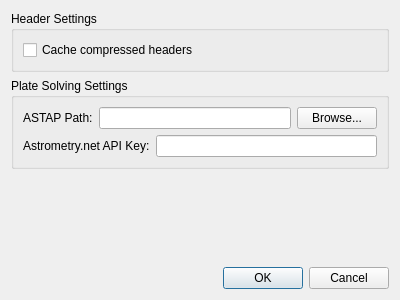
First picture: the form in photonfinder/ui/SettingsDialog.ui, repository bcolyn/PhotonFinder, before the edit.
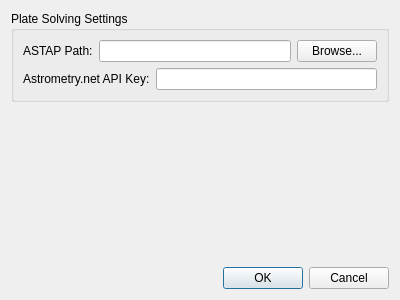
Second picture: the form after the edit.

Commit message: Remove obsolete settings

What changed in the file:
```diff
--- a/photonfinder/ui/SettingsDialog.ui
+++ b/photonfinder/ui/SettingsDialog.ui
@@ -14,25 +14,6 @@
    <string>Settings</string>
   </property>
   <layout class="QVBoxLayout" name="verticalLayout">
-   <item>
-    <widget class="QGroupBox" name="header_group">
-     <property name="title">
-      <string>Header Settings</string>
-     </property>
-     <layout class="QVBoxLayout" name="header_layout">
-      <item>
-       <widget class="QCheckBox" name="cache_headers_checkbox">
-        <property name="text">
-         <string>Cache compressed headers</string>
-        </property>
-        <property name="toolTip">
-         <string>When enabled, compressed headers will be cached for faster access</string>
-        </property>
-       </widget>
-      </item>
-     </layout>
-    </widget>
-   </item>
    <item>
     <widget class="QGroupBox" name="platesolver_group">
      <property name="title">
```
Left out of the diff: 4 changed lines with no effect on the pictures. The commit also changes 2 other files.
